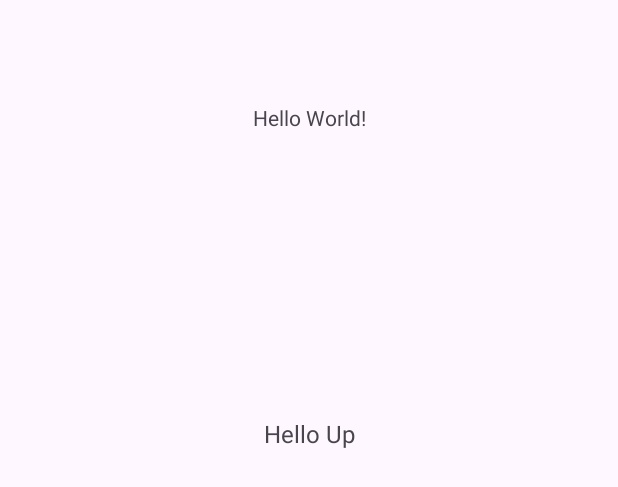
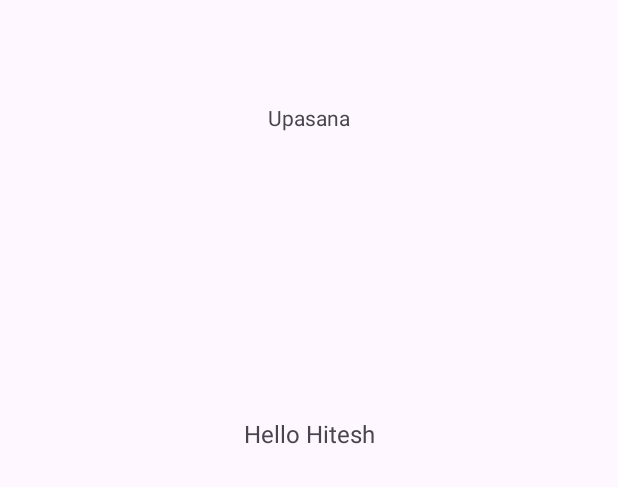
Before and after one commit to UpasanaWagh19/helloworld, an Android app: the layout activity_main.xml on its own in the app's theme, with its tools: preview values and no code run, on a phone screen of 412 x 824 dp. Shown: the part 501-988 px from the top of the screen. Run offline under Robolectric (Android 15) with nearby library versions, the phone set to English and light mode, and no system bars.

Commit message:
hello hitesh

```diff
--- a/app/src/main/res/layout/activity_main.xml
+++ b/app/src/main/res/layout/activity_main.xml
@@ -10,7 +10,7 @@
         android:id="@+id/tv"
         android:layout_width="wrap_content"
         android:layout_height="wrap_content"
-        android:text="Hello World!"
+        android:text="Upasana"
         app:layout_constraintBottom_toBottomOf="parent"
         app:layout_constraintEnd_toEndOf="parent"
         app:layout_constraintStart_toStartOf="parent"
@@ -19,7 +19,7 @@
     <TextView
         android:layout_width="match_parent"
         android:layout_height="wrap_content"
-        android:text="Hello Up"
+        android:text="Hello Hitesh"
         android:textSize="16sp"
         android:gravity="center"
         app:layout_constraintBottom_toBottomOf="parent"
```
